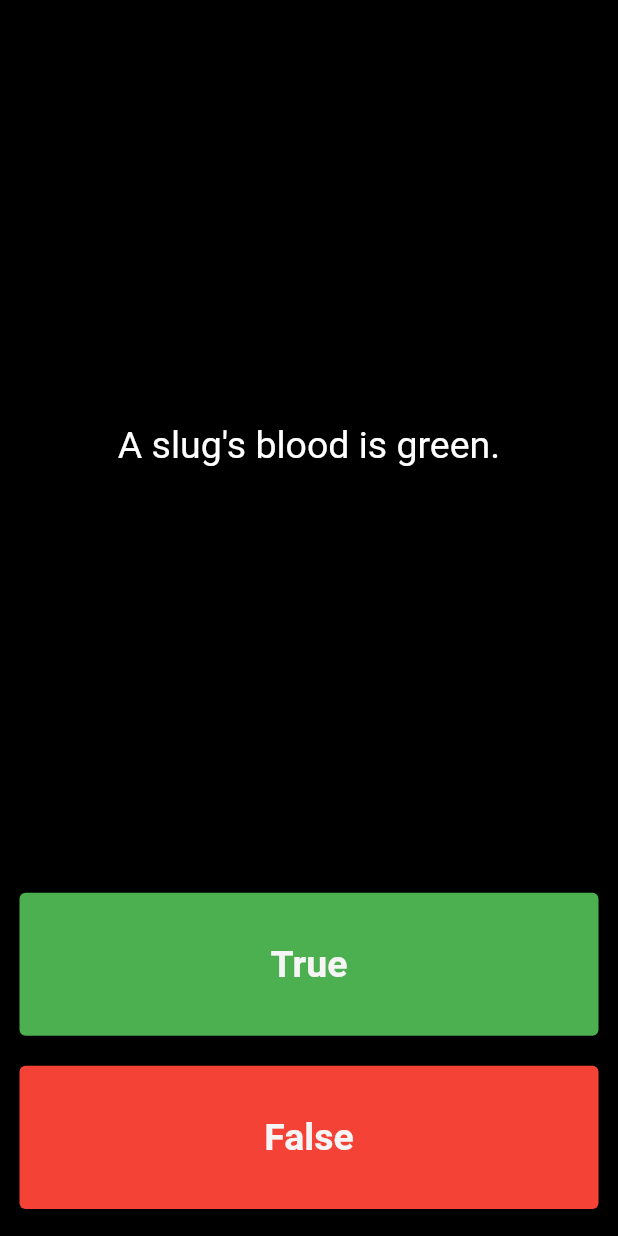
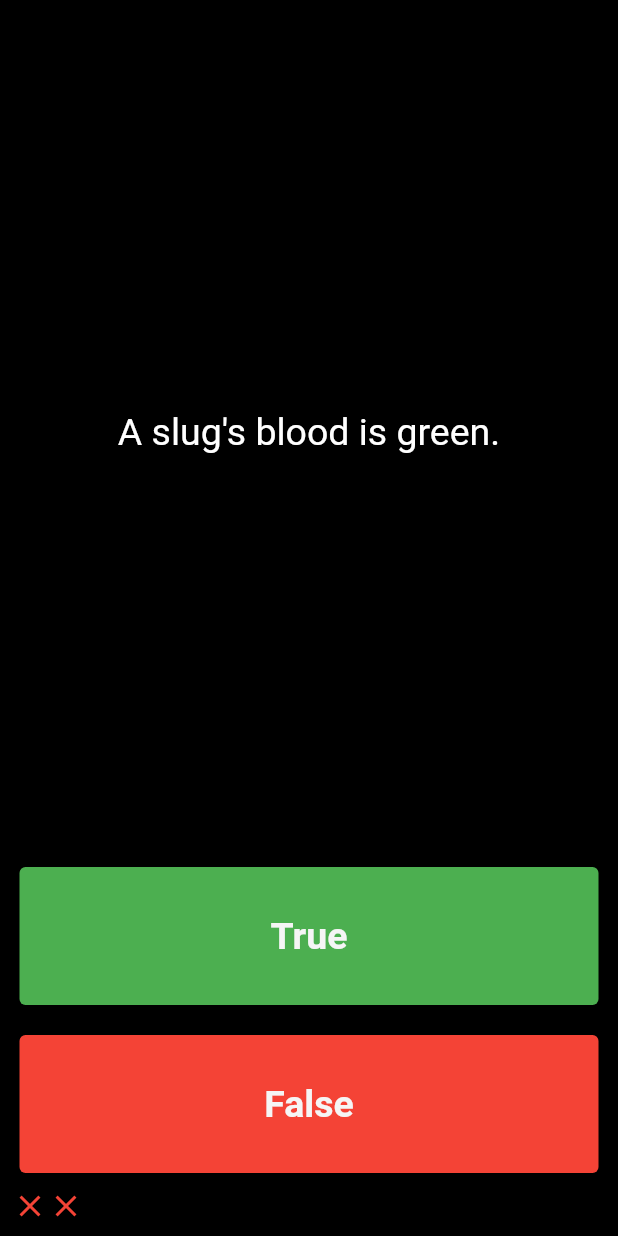
Before and after one commit to dineshxo/quiz_flutter, a Flutter app: the HomePage screen opened directly, after a tap on "True", after a tap on "False", on a phone screen of 412 x 824 dp. Run offline on Flutter 3.47's test engine with Material 2 defaults, Android fonts, the phone set to English and light mode, and no system bars.

Commit message:
check answer method added

```diff
--- a/lib/main.dart
+++ b/lib/main.dart
@@ -23,6 +23,8 @@ class MyApp extends StatelessWidget {
 }
 
 class HomePage extends StatefulWidget {
+  static List<Icon> scoreKeeper = [];
+
   const HomePage({super.key});
 
   @override
@@ -30,7 +32,24 @@ class HomePage extends StatefulWidget {
 }
 
 class _HomePageState extends State<HomePage> {
-  List<Icon> scoreKeeper = [];
+  void checkAnswer(bool userPickedAnswer) {
+    bool correctAnswer = quiz.getCorrectAnswer();
+
+    if (correctAnswer == userPickedAnswer) {
+      HomePage.scoreKeeper.add(const Icon(
+        Icons.check,
+        color: Colors.green,
+      ));
+    } else {
+      HomePage.scoreKeeper.add(const Icon(
+        Icons.close,
+        color: Colors.red,
+      ));
+    }
+    setState(() {
+      quiz.nextQuestion();
+    });
+  }
 
   @override
   Widget build(BuildContext context) {
@@ -64,11 +83,7 @@ class _HomePageState extends State<HomePage> {
                           fontSize: 25, fontWeight: FontWeight.bold),
                     ),
                     onPressed: () {
-                      if (quiz.getCorrectAnswer() == true) {
-                      } else {}
-                      setState(() {
-                        quiz.nextQuestion();
-                      });
+                      checkAnswer(true);
                     },
                     child: const Text('True'),
                   ),
@@ -86,18 +101,14 @@ class _HomePageState extends State<HomePage> {
                           fontSize: 25, fontWeight: FontWeight.bold),
                     ),
                     onPressed: () {
-                      if (quiz.getCorrectAnswer() == false) {
-                      } else {}
-                      setState(() {
-                        quiz.nextQuestion();
-                      });
+                      checkAnswer(false);
                     },
                     child: const Text('False'),
                   ),
                 ),
               ),
               Row(
-                children: scoreKeeper,
+                children: HomePage.scoreKeeper,
               )
             ],
           ),
--- a/lib/quiz.dart
+++ b/lib/quiz.dart
@@ -16,8 +16,6 @@ class Quiz {
   void nextQuestion() {
     if (_questionNumber < _questionBank.length - 1) {
       _questionNumber++;
-    } else {
-      _questionNumber = 0;
     }
   }
 
```
